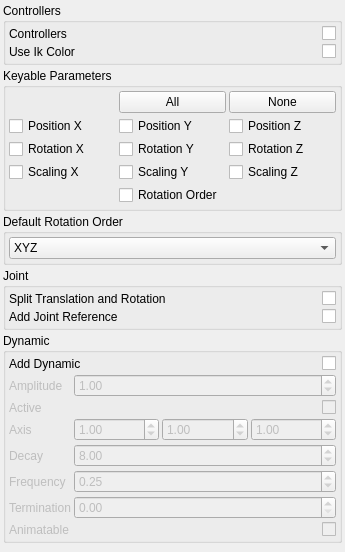
Above: brigks/systems/basic/v001/widget.ui from miquelcampos/brigks before the change. Below: the same form after it.
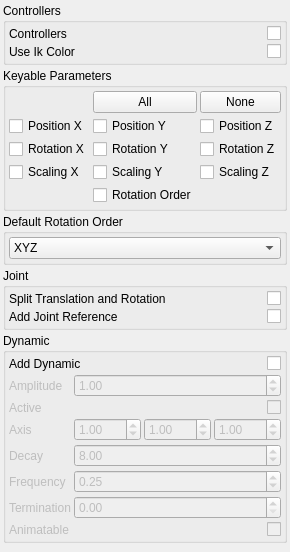
That is the form after the change.

Patch:
```diff
--- a/brigks/systems/basic/v001/widget.ui
+++ b/brigks/systems/basic/v001/widget.ui
@@ -6,7 +6,7 @@
    <rect>
     <x>0</x>
     <y>0</y>
-    <width>345</width>
+    <width>263</width>
     <height>552</height>
    </rect>
   </property>
```
